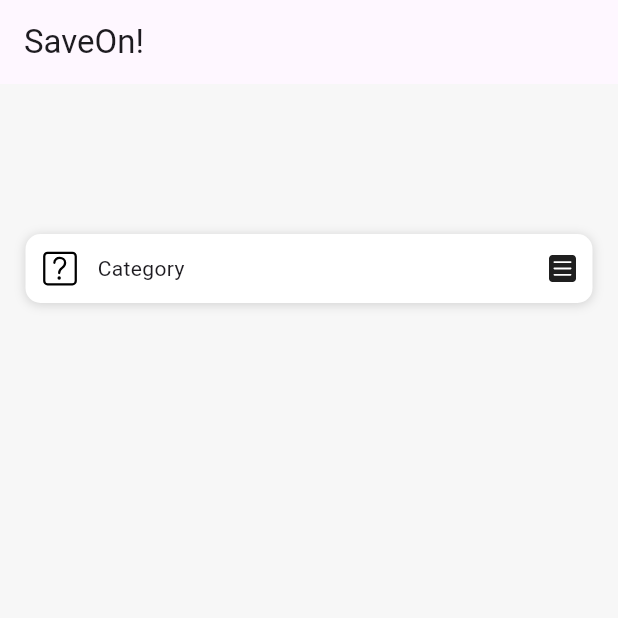
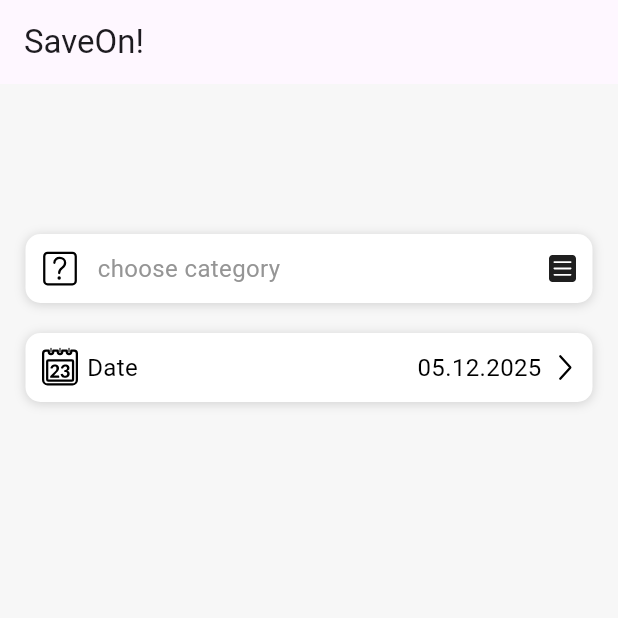
Before and after one commit to poleheshko/saveon_frontend, a Flutter app: the screen it shows after launch, on a phone screen of 412 x 824 dp, the top half of it. Run offline on Flutter 3.47's test engine with Material 3 defaults, Android fonts, the light colour scheme and no system bars; our stand-ins replace flutter_svg.

Commit message:
Started make choose date feature

```diff
--- a/lib/expense_page.dart
+++ b/lib/expense_page.dart
@@ -5,6 +5,7 @@ import 'package:flutter_svg/flutter_svg.dart';
 import 'data/category_info.dart';
 import 'models/common/common_page.dart';
 import 'models/common/saveon_section.dart';
+import 'models/date/choose_date_class.dart';
 import 'models/expense_categories/category_row_prefab.dart';
 import 'models/expense_categories/choose_category_class.dart';
 
@@ -25,6 +26,10 @@ class _ExpensePageState extends State<ExpensePage> {
         SizedBox(width: double.infinity, height: 100),
 
         ChooseCategoryClass(),
+
+        SizedBox(width: double.infinity, height: 20),
+
+        ChooseDateClass()
       ],
     );
   }
--- a/lib/models/common/saveon_section.dart
+++ b/lib/models/common/saveon_section.dart
@@ -23,6 +23,8 @@ class SaveOnSection extends StatelessWidget {
         ],
       ),
       child: Column(
+        mainAxisAlignment: MainAxisAlignment.center,
+        crossAxisAlignment: CrossAxisAlignment.center,
         children: SaveOnSectionContent,
       ),
     );
--- /dev/null
+++ b/lib/models/date/choose_date_class.dart
@@ -0,0 +1,66 @@
+import 'package:flutter/cupertino.dart';
+import 'package:flutter_svg/svg.dart';
+import 'package:saveon_frontend/models/common/saveon_section.dart';
+
+class ChooseDateClass extends StatefulWidget {
+  const ChooseDateClass({super.key});
+
+  State<ChooseDateClass> createState() => _ChooseDateClassState();
+}
+
+class _ChooseDateClassState extends State<ChooseDateClass> {
+  bool showCalendar = false;
+
+  @override
+  Widget build(BuildContext context) {
+    return SaveOnSection(
+        SaveOnSectionContent: [
+          GestureDetector(
+            onTap: () {
+              setState(() {
+                showCalendar = !showCalendar;
+              });
+            },
+            behavior: HitTestBehavior.opaque,
+            child: Row(
+              mainAxisAlignment: MainAxisAlignment.spaceBetween,
+              crossAxisAlignment: CrossAxisAlignment.center,
+              children: [
+                Row(
+                  children: [
+                    SvgPicture.asset("lib/assets/date_icons/calendar_icon.svg"),
+                    SizedBox(width: 3),
+                    const Text(
+                      "Date",
+                      style: TextStyle(
+                        color: Color(0xFF000000),
+                        fontSize: 16,
+                        fontWeight: FontWeight.normal,
+                      ),
+                    )
+                  ]
+                ),
+                Row(
+                  children: [
+                    Text(
+                      "05.12.2025",
+                      style: TextStyle(
+                        color: Color(0xFF000000),
+                        fontSize: 16,
+                        fontWeight: FontWeight.normal,
+                      ),
+                    ),
+                    SizedBox(width: 6),
+
+                    showCalendar == false
+                    ? SvgPicture.asset("lib/assets/date_icons/arrow_right_icon.svg")
+                    : SvgPicture.asset("lib/assets/date_icons/arrow_down_icon.svg"),
+                  ]
+                ),
+              ]
+            ),
+          )
+        ]
+    );
+  }
+}
--- a/lib/models/expense_categories/choose_category_class.dart
+++ b/lib/models/expense_categories/choose_category_class.dart
@@ -44,7 +44,14 @@ class _ChooseCategoryClassState extends State<ChooseCategoryClass> {
                         "lib/assets/category_icons/category_notSelected.svg",
                       ),
                       SizedBox(width: 10),
-                      const Text("Category"),
+                      const Text(
+                        "choose category",
+                        style: TextStyle(
+                          color: Color(0xFF959595),
+                          fontSize: 16,
+                          fontWeight: FontWeight.normal,
+                        ),
+                      ),
                     ],
                   )
                   : Row(
@@ -77,7 +84,8 @@ class _ChooseCategoryClassState extends State<ChooseCategoryClass> {
           for (final category in ListExpenseCategories) ...[
             //pojedynczy przycisk categorii
             GestureDetector(
-              behavior: HitTestBehavior.opaque, // wykrywa kliknięcie też na pustych miejscach
+              behavior: HitTestBehavior.opaque,
+              // wykrywa kliknięcie też na pustych miejscach
               onTap: () {
                 setState(() {
                   showCategories = !showCategories;
--- a/pubspec.yaml
+++ b/pubspec.yaml
@@ -72,6 +72,9 @@ flutter:
     - lib/assets/category_icons/category_subscriptions.svg
     - lib/assets/category_icons/category_transport.svg
     - lib/assets/other/hamburger_icon.svg
+    - lib/assets/date_icons/calendar_icon.svg
+    - lib/assets/date_icons/arrow_right_icon.svg
+    - lib/assets/date_icons/arrow_down_icon.svg
 
   # An image asset can refer to one or more resolution-specific "variants", see
   # https://flutter.dev/to/resolution-aware-images
```
Also changed, not shown: lib/assets/date_icons/arrow_down_icon.svg (added), lib/assets/date_icons/arrow_right_icon.svg (added), lib/assets/date_icons/calendar_icon.svg (added).
